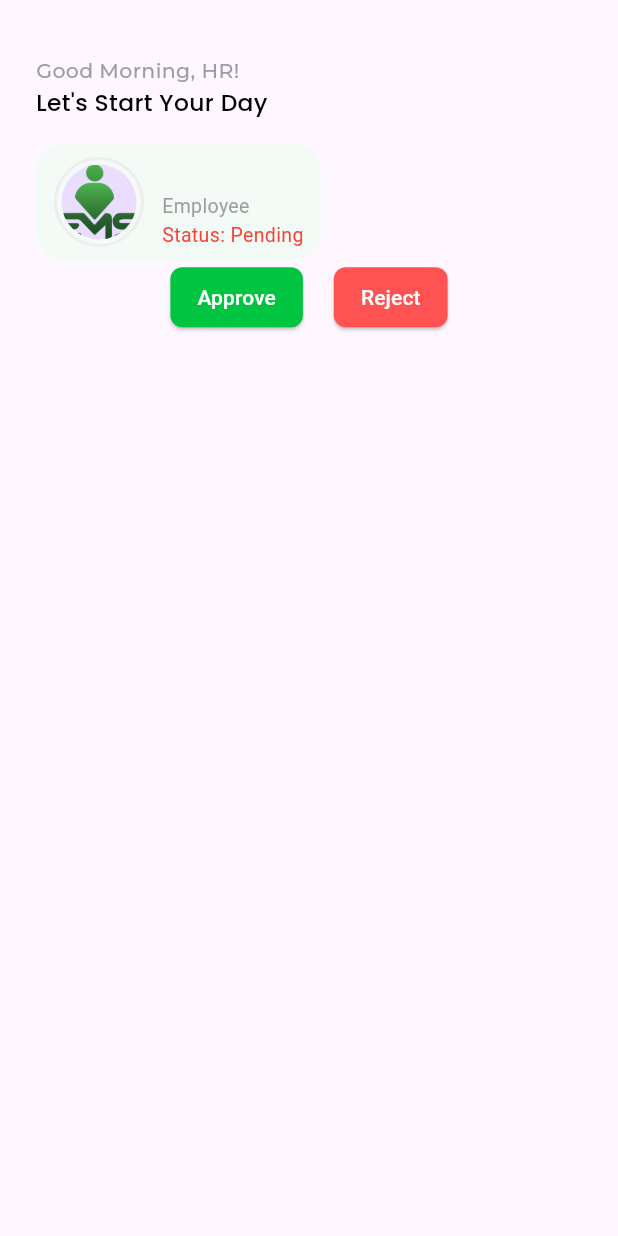
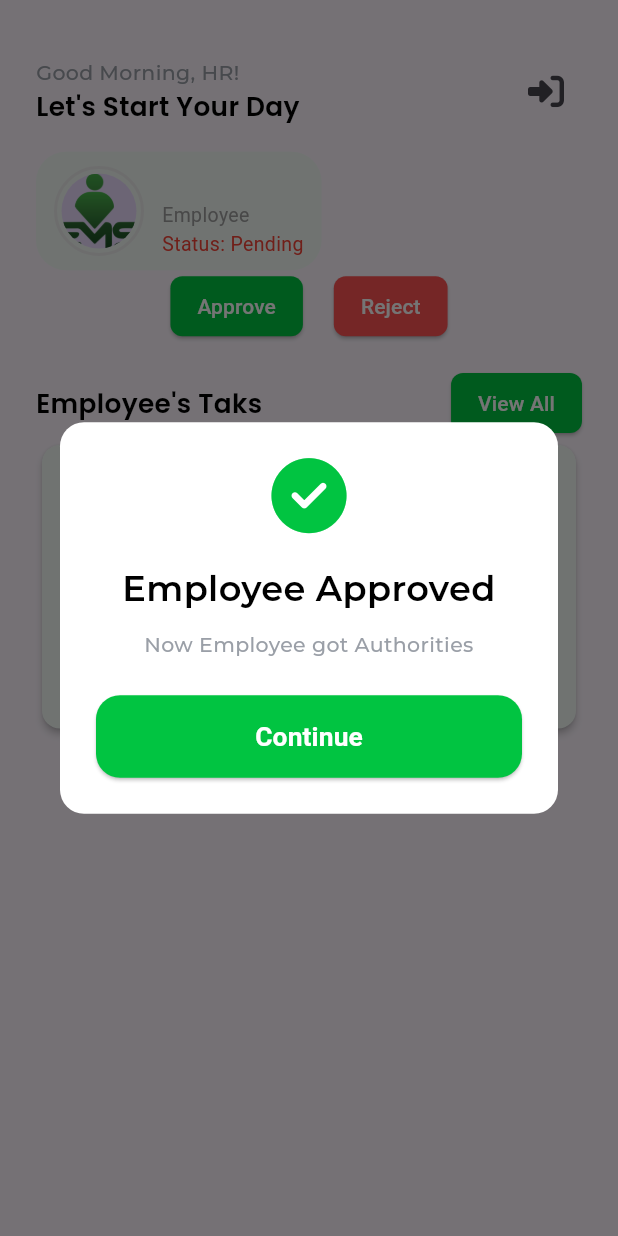
Before and after one commit to AleeXraxa/Employee-Management-System, a Flutter app: the EmpDetails screen opened directly with empty values, after a tap on "Approve", on a phone screen of 412 x 824 dp. Run offline on Flutter 3.47's test engine with Material 3 defaults, Android fonts, the phone set to English and light mode, and no system bars; our stand-ins replace cloud_firestore, connectivity_plus, firebase_auth, firebase_core, flutter_screenutil, font_awesome_flutter and 2 more; accounts and stored records are empty; project files that could hold a hidden picture were left out.

Commit message:
task  adding

```diff
--- a/lib/Features/Auth/services/auth_services.dart
+++ b/lib/Features/Auth/services/auth_services.dart
@@ -1,5 +1,4 @@
 import 'package:employee_management_system/core/app_exports.dart';
-import 'package:google_sign_in/google_sign_in.dart';
 
 class AuthServices {
   final FirebaseFirestore _db = FirebaseFirestore.instance;
--- a/lib/Features/HR Dashboard/Services/hr_services.dart
+++ b/lib/Features/HR Dashboard/Services/hr_services.dart
@@ -2,6 +2,8 @@ import 'package:employee_management_system/core/app_exports.dart';
 
 class HrServices {
   final FirebaseFirestore _db = FirebaseFirestore.instance;
+  final _authController = Get.find<AuthController>();
+  final isloading = false.obs;
 
   Future<List<UserModel>> getAllEmp() async {
     final snapshot = await _db
@@ -13,4 +15,16 @@ class HrServices {
         .map((doc) => UserModel.fromMap(doc.id, doc.data()))
         .toList();
   }
+
+  Future<void> updateApprovalStatus(String id, bool isApproved) async {
+    try {
+      await _db.collection('users').doc(id).update({
+        'isApproved': isApproved,
+      });
+    } catch (e) {
+      _authController.handleFirebaseError(e);
+    } finally {
+      isloading.value = false;
+    }
+  }
 }
--- a/lib/Features/HR Dashboard/View/emp_details.dart
+++ b/lib/Features/HR Dashboard/View/emp_details.dart
@@ -1,5 +1,4 @@
 import 'package:employee_management_system/core/app_exports.dart';
-import 'package:employee_management_system/shared/widgets/secondary_btn.dart';
 
 class EmpDetails extends StatelessWidget {
   final UserModel employee;
@@ -10,6 +9,9 @@ class EmpDetails extends StatelessWidget {
 
   @override
   Widget build(BuildContext context) {
+    final _empController = Get.find<EmpController>();
+    final _authController = Get.find<AuthController>();
+
     return Scaffold(
       body: SafeArea(
         child: Padding(
@@ -19,6 +21,12 @@ class EmpDetails extends StatelessWidget {
               crossAxisAlignment: CrossAxisAlignment.start,
               children: [
                 SizedBox(height: 0.03.sh),
+                Row(
+                  mainAxisAlignment: MainAxisAlignment.spaceBetween,
+                  children: [
+                    Column(
+                      crossAxisAlignment: CrossAxisAlignment.start,
+                      children: [
                         Text(
                           'Good Morning, HR!',
                           style: AppTextStyles.bodyTextMedium,
@@ -26,6 +34,15 @@ class EmpDetails extends StatelessWidget {
                         Text(
                           "Let's Start Your Day",
                           style: AppTextStyles.bodyText,
+                        ),
+                      ],
+                    ),
+                    IconButton(
+                        onPressed: () {
+                          _authController.logout();
+                        },
+                        icon: FaIcon(FontAwesomeIcons.rightToBracket))
+                  ],
                 ),
                 SizedBox(height: 0.02.sh),
                 Container(
@@ -37,6 +54,7 @@ class EmpDetails extends StatelessWidget {
                   ),
                   child: Row(
                     mainAxisSize: MainAxisSize.min,
+                    crossAxisAlignment: CrossAxisAlignment.center,
                     children: [
                       Container(
                         padding: const EdgeInsets.all(3),
@@ -55,6 +73,7 @@ class EmpDetails extends StatelessWidget {
                       // Name and Role
                       Column(
                         crossAxisAlignment: CrossAxisAlignment.start,
+                        mainAxisAlignment: MainAxisAlignment.center,
                         children: [
                           Text(
                             '${employee.username.toUpperCase()}',
@@ -93,15 +112,36 @@ class EmpDetails extends StatelessWidget {
                             secondaryBtn(
                                 btnText: 'Approve',
                                 bgcolor: AppColors.primaryColor,
-                                onTap: () {}),
+                                onTap: () {
+                                  _empController.approveReject(
+                                      employee.uid, true);
+                                }),
                             SizedBox(width: 0.05.sw),
                             secondaryBtn(
                                 btnText: 'Reject',
                                 bgcolor: AppColors.red,
+                                onTap: () {
+                                  _empController.approveReject(
+                                      employee.uid, false);
+                                }),
+                          ],
+                        ),
+                      ),
+                SizedBox(height: 0.02.sh),
+                Row(
+                  mainAxisAlignment: MainAxisAlignment.spaceBetween,
+                  children: [
+                    Text(
+                      "Employee's Taks",
+                      style: AppTextStyles.bodyText,
+                    ),
+                    secondaryBtn(
+                        btnText: 'View All',
+                        bgcolor: AppColors.primaryColor,
                         onTap: () {}),
                   ],
                 ),
-                      )
+                TaskCard(),
               ],
             ),
           ),
--- a/lib/Features/HR Dashboard/View/hr_dashboard.dart
+++ b/lib/Features/HR Dashboard/View/hr_dashboard.dart
@@ -1,6 +1,4 @@
-import 'package:employee_management_system/Features/HR%20Dashboard/View/emp_details.dart';
 import 'package:employee_management_system/core/app_exports.dart';
-import 'package:employee_management_system/shared/widgets/secondary_btn.dart';
 
 class HRDashboard extends StatefulWidget {
   const HRDashboard({super.key});
--- a/lib/Features/HR Dashboard/controllers/emp_controller.dart
+++ b/lib/Features/HR Dashboard/controllers/emp_controller.dart
@@ -2,10 +2,10 @@ import 'package:employee_management_system/core/app_exports.dart';
 
 class EmpController extends GetxController {
   var employeeList = <UserModel>[].obs;
-  var isloading = false.obs;
   final _hrService = HrServices();
   final _authController = Get.find<AuthController>();
 
+  var isloading = false.obs;
   @override
   void onInit() {
     fetchAllEmp();
@@ -23,4 +23,22 @@ class EmpController extends GetxController {
       isloading.value = false;
     }
   }
+
+  Future<void> approveReject(String id, bool isApproved) async {
+    try {
+      await _hrService.updateApprovalStatus(id, isApproved);
+      fetchAllEmp();
+      showCustomDialog(
+        icon: FontAwesomeIcons.solidCircleCheck,
+        title: isApproved ? 'Employee Approved' : 'Employee Rejected',
+        message: 'Now Employee got Authorities',
+        buttonText: 'Continue',
+        onPressed: () => Get.offAll(HRDashboard()),
+      );
+    } catch (e) {
+      _authController.handleFirebaseError(e);
+    } finally {
+      isloading.value = false;
+    }
+  }
 }
--- a/lib/constant/app_typography.dart
+++ b/lib/constant/app_typography.dart
@@ -27,8 +27,8 @@ class AppTextStyles {
     color: AppColors.gray,
   );
   static TextStyle bodyText = TextStyle(
-    fontSize: 16.sp,
-    fontWeight: FontWeight.w500,
+    fontSize: 18.sp,
+    fontWeight: FontWeight.w600,
     fontFamily: 'Poppins',
     color: AppColors.black,
   );
--- a/lib/core/app_exports.dart
+++ b/lib/core/app_exports.dart
@@ -7,6 +7,7 @@ export 'package:firebase_auth/firebase_auth.dart';
 export 'package:flutter/services.dart';
 export 'package:cloud_firestore/cloud_firestore.dart';
 export 'package:connectivity_plus/connectivity_plus.dart';
+export 'package:google_sign_in/google_sign_in.dart';
 
 // Views
 export 'package:employee_management_system/splash.dart';
@@ -14,6 +15,7 @@ export 'package:employee_management_system/Features/Auth/View/login.dart';
 export 'package:employee_management_system/Features/Auth/View/register.dart';
 export 'package:employee_management_system/Features/Auth/View/forgot_pass.dart';
 export 'package:employee_management_system/Features/HR%20Dashboard/View/hr_dashboard.dart';
+export 'package:employee_management_system/Features/HR%20Dashboard/View/emp_details.dart';
 
 // Constants
 export 'package:employee_management_system/constant/app_colors.dart';
@@ -27,6 +29,8 @@ export 'package:employee_management_system/shared/widgets/primary_btn.dart';
 export 'package:employee_management_system/shared/widgets/custom_dialog.dart';
 export 'package:employee_management_system/shared/widgets/dropdown.dart';
 export 'package:employee_management_system/shared/widgets/logo.dart';
+export 'package:employee_management_system/shared/widgets/secondary_btn.dart';
+export 'package:employee_management_system/shared/widgets/task_card.dart';
 
 // Validator
 export 'package:employee_management_system/shared/utils/validator.dart';
@@ -39,10 +43,12 @@ export 'package:employee_management_system/Features/HR%20Dashboard/controllers/e
 
 // Models
 export 'package:employee_management_system/Features/Auth/Model/auth_model.dart';
+export 'package:employee_management_system/Features/HR Dashboard/model/task_model.dart';
 
 // Services
 export 'package:employee_management_system/Features/Auth/services/auth_services.dart';
 export 'package:employee_management_system/Features/HR%20Dashboard/Services/hr_services.dart';
+export 'package:employee_management_system/Features/HR%20Dashboard/Services/task_service.dart';
 
 // Helper
 export 'package:employee_management_system/shared/utils/dialog_helper.dart';
--- a/lib/shared/bindings/initial_binding.dart
+++ b/lib/shared/bindings/initial_binding.dart
@@ -1,6 +1,4 @@
-import 'package:employee_management_system/Features/HR%20Dashboard/controllers/emp_controller.dart';
 import 'package:employee_management_system/core/app_exports.dart';
-import 'package:employee_management_system/shared/controllers/internet_checker.dart';
 
 class InitialBinding extends Bindings {
   @override
--- /dev/null
+++ b/lib/shared/widgets/task_card.dart
@@ -0,0 +1,67 @@
+import 'package:employee_management_system/core/app_exports.dart';
+
+class TaskCard extends StatelessWidget {
+  const TaskCard({super.key});
+
+  @override
+  Widget build(BuildContext context) {
+    return Card(
+      color: const Color(0xFFF4FBF7),
+      shape: RoundedRectangleBorder(
+        borderRadius: BorderRadius.circular(12),
+      ),
+      elevation: 2,
+      child: Container(
+        width: double.infinity,
+        padding: EdgeInsets.all(16),
+        child: Column(
+          mainAxisSize: MainAxisSize.min,
+          crossAxisAlignment: CrossAxisAlignment.start,
+          children: [
+            Container(
+              padding: EdgeInsets.symmetric(horizontal: 12, vertical: 6),
+              decoration: BoxDecoration(
+                color: Color(0xFFD6FFE0),
+                borderRadius: BorderRadius.circular(30),
+              ),
+              child: Text(
+                'Monday, 09:00 Am–05:00 PM',
+                style: TextStyle(
+                  color: Color(0xFF00B44D),
+                  fontWeight: FontWeight.bold,
+                  fontSize: 12,
+                ),
+              ),
+            ),
+            SizedBox(height: 12),
+            Row(
+              mainAxisAlignment: MainAxisAlignment.spaceBetween,
+              children: [
+                Text(
+                  'Task',
+                  style: TextStyle(
+                    fontSize: 16,
+                    fontWeight: FontWeight.bold,
+                  ),
+                ),
+                Icon(Icons.check_circle, color: Color(0xFF00B44D)),
+              ],
+            ),
+            SizedBox(height: 4),
+            Text(
+              'Transport solar panels & equipment to Site 1',
+              style: TextStyle(fontSize: 14, color: Colors.black87),
+            ),
+            SizedBox(height: 20),
+            Center(
+              child: secondaryBtn(
+                  btnText: 'Edit Taks',
+                  bgcolor: AppColors.primaryColor,
+                  onTap: () {}),
+            ),
+          ],
+        ),
+      ),
+    );
+  }
+}
```
Also changed, not shown: lib/Features/Auth/Controller/auth_controller.dart (+7 -1 lines), lib/Features/HR Dashboard/Services/task_service.dart (added, +40 -0 lines), lib/Features/HR Dashboard/controllers/task_controller.dart (added, +57 -0 lines), lib/Features/HR Dashboard/model/task_model.dart (added, +64 -0 lines). Lines whose indentation alone changed are shown as unchanged.
